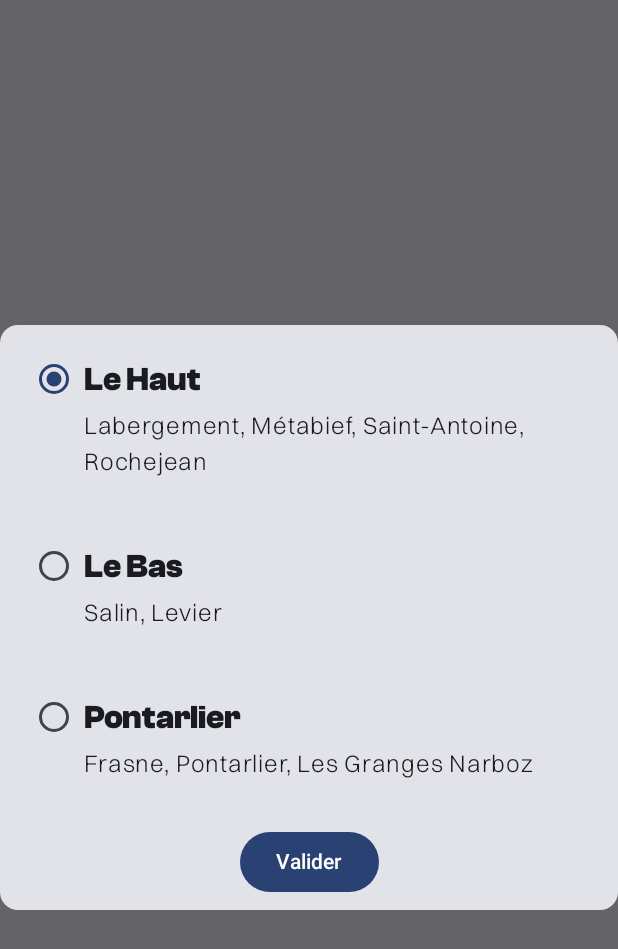
After one commit to MarchalTommy/La_Fromagerie, an Android app built with Jetpack Compose: the composable DeliveryPathPickerComposable shown on its own in the app's theme, on a phone screen of 412 x 824 dp. The commit adds this screen. Shown: the top 949 px of the screen. Run offline under Robolectric (Android 15) with nearby library versions, the phone set to English and light mode, and no system bars; libraries missing offline, so code that uses them is left out: com.example.compose; Roboto replaces fonts that are not available here; 2 statements that could not run were skipped.

Commit message:
* Started checkout first step * Added map * Added Localisation permission * Added date selection * Added manual path selection

```diff
--- a/checkout/presentation/build.gradle.kts
+++ b/checkout/presentation/build.gradle.kts
@@ -72,4 +72,7 @@ dependencies {
 
     implementation(libs.mapbox)
     implementation(libs.mapbox.extension)
+
+    implementation(libs.location)
+    implementation(libs.accompanist.permissions)
 }
--- /dev/null
+++ b/checkout/presentation/src/main/java/com/mtdevelopment/checkout/presentation/composable/DeliveryPathPickerComposable.kt
@@ -0,0 +1,114 @@
+package com.mtdevelopment.checkout.presentation.composable
+
+import androidx.compose.foundation.layout.Column
+import androidx.compose.foundation.layout.Row
+import androidx.compose.foundation.layout.fillMaxWidth
+import androidx.compose.foundation.layout.padding
+import androidx.compose.foundation.layout.wrapContentHeight
+import androidx.compose.foundation.selection.selectable
+import androidx.compose.foundation.selection.selectableGroup
+import androidx.compose.material3.Button
+import androidx.compose.material3.Card
+import androidx.compose.material3.MaterialTheme
+import androidx.compose.material3.RadioButton
+import androidx.compose.material3.ShapeDefaults
+import androidx.compose.material3.Text
+import androidx.compose.runtime.Composable
+import androidx.compose.runtime.mutableStateOf
+import androidx.compose.runtime.remember
+import androidx.compose.ui.Alignment
+import androidx.compose.ui.Modifier
+import androidx.compose.ui.semantics.Role
+import androidx.compose.ui.unit.dp
+import androidx.compose.ui.window.Dialog
+import androidx.compose.ui.window.DialogProperties
+import com.mtdevelopment.checkout.presentation.model.DeliveryPath
+import com.mtdevelopment.checkout.presentation.viewmodel.CheckoutViewModel
+
+@Composable
+fun DeliveryPathPickerComposable(
+    checkoutViewModel: CheckoutViewModel,
+    onDismiss: () -> Unit = {}
+) {
+    val radioOptions = DeliveryPath.entries
+    val (selectedOption, onOptionSelected) = remember { mutableStateOf(radioOptions[0]) }
+
+    Dialog(
+        properties = DialogProperties(
+            dismissOnBackPress = true,
+            dismissOnClickOutside = true
+        ),
+        onDismissRequest = {
+            onDismiss()
+        },
+        content = {
+            Card(
+                modifier = Modifier
+                    .selectableGroup()
+                    .fillMaxWidth()
+                    .wrapContentHeight(align = Alignment.CenterVertically)
+            ) {
+                radioOptions.forEach {
+                    PathCardComposable(
+                        it.pathName, it.availableCities,
+                        selectedOption,
+                        onOptionSelected
+                    )
+                }
+
+                Button(
+                    modifier = Modifier.padding(8.dp).align(Alignment.CenterHorizontally),
+                    onClick = {
+                        checkoutViewModel.setSelectedPath(selectedOption)
+                        onDismiss()
+                    }
+                ) {
+                    Text(text = "Valider")
+                }
+            }
+        }
+    )
+
+}
+
+@Composable
+fun PathCardComposable(
+    pathName: String,
+    availableCities: Array<out String>,
+    selectedOption: DeliveryPath,
+    onOptionSelected: (DeliveryPath) -> Unit
+) {
+    Card(
+        modifier = Modifier.padding(8.dp).fillMaxWidth()
+            .selectable(
+                selected = (selectedOption.pathName == pathName),
+                onClick = { onOptionSelected(DeliveryPath.entries.find { it.pathName == pathName }!!) },
+                role = Role.RadioButton
+            )
+            .padding(16.dp),
+        shape = ShapeDefaults.Medium
+    ) {
+        Row(modifier = Modifier) {
+            RadioButton(
+                modifier = Modifier.padding(end = 8.dp),
+                selected = (selectedOption.pathName == pathName),
+                onClick = null
+            )
+
+            Column(
+
+            ) {
+                Text(
+                    modifier = Modifier.padding(bottom = 8.dp),
+                    text = pathName,
+                    style = MaterialTheme.typography.titleLarge
+                )
+
+                Text(
+                    text = availableCities.joinToString(", "),
+                    style = MaterialTheme.typography.bodyMedium
+                )
+            }
+        }
+    }
+}
--- /dev/null
+++ b/checkout/presentation/src/main/java/com/mtdevelopment/checkout/presentation/model/DeliveryPath.kt
@@ -0,0 +1,7 @@
+package com.mtdevelopment.checkout.presentation.model
+
+enum class DeliveryPath(val pathName: String, vararg val availableCities: String) {
+    PATH_META(pathName = "Le Haut", "Labergement", "Métabief", "Saint-Antoine", "Rochejean"),
+    PATH_SALIN(pathName = "Le Bas", "Salin", "Levier"),
+    PATH_PON(pathName = "Pontarlier","Frasne", "Pontarlier", "Les Granges Narboz")
+}
```
Also changed, not shown: app/src/main/java/com/mtdevelopment/lafromagerie/MainActivity.kt (+9 -80 lines), app/src/main/java/com/mtdevelopment/lafromagerie/di/CheeseModule.kt (deleted, +0 -8 lines), app/src/main/java/com/mtdevelopment/lafromagerie/di/UserModule.kt (+4 -9 lines), app/src/main/java/com/mtdevelopment/lafromagerie/navigation/CheeseScreens.kt (+14 -8 lines), app/src/main/java/com/mtdevelopment/lafromagerie/navigation/NavGraph.kt (+76 -1 lines), app/src/main/java/com/mtdevelopment/lafromagerie/util/BottomNavItem.kt (deleted, +0 -9 lines), checkout/presentation/src/main/java/com/mtdevelopment/checkout/presentation/composable/CheckoutScreen.kt (+125 -56 lines), checkout/presentation/src/main/java/com/mtdevelopment/checkout/presentation/composable/DatePickerComposable.kt (added, +69 -0 lines), checkout/presentation/src/main/java/com/mtdevelopment/checkout/presentation/composable/PermissionComposable.kt (added, +51 -0 lines), checkout/presentation/src/main/java/com/mtdevelopment/checkout/presentation/viewmodel/CheckoutViewModel.kt (added, +26 -0 lines), checkout/presentation/src/main/res/values/strings.xml (added, +13 -0 lines), gradle/libs.versions.toml (+19 -4 lines).
